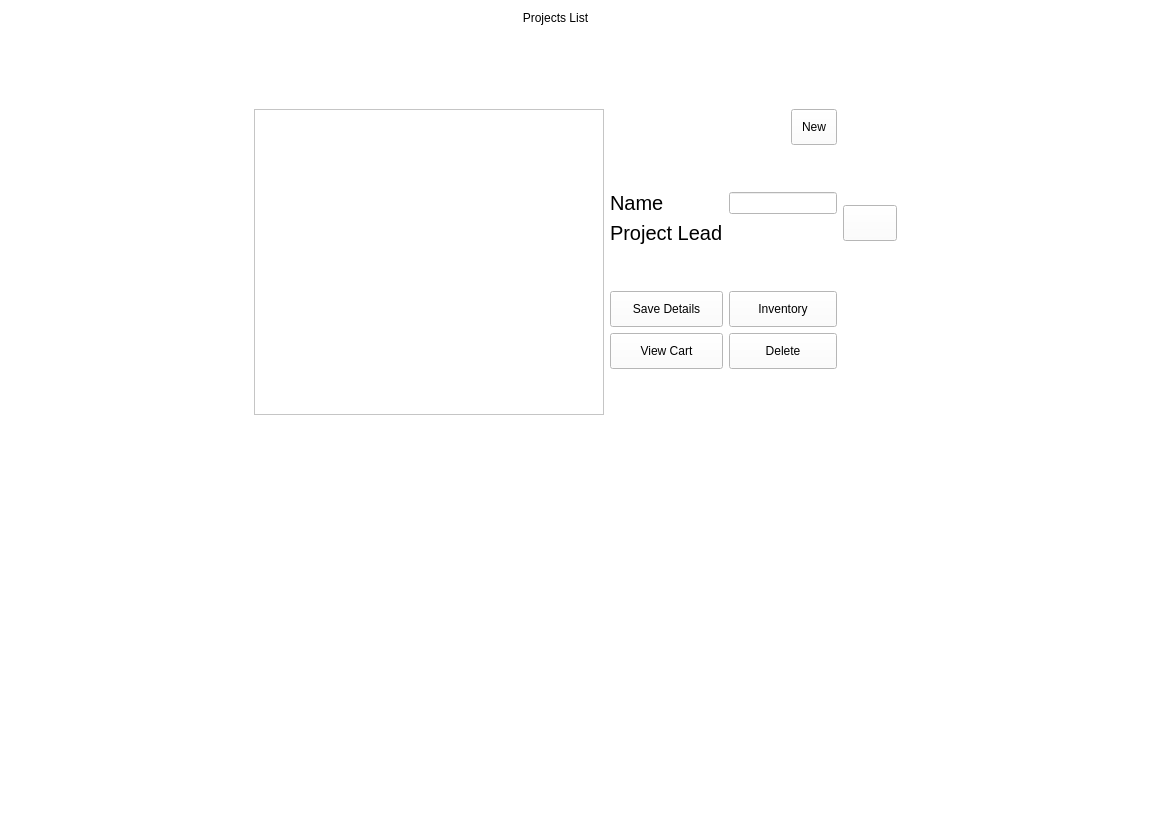
The window that projectsBrowser.ui (arc-bphc/sims-gui) describes before a commit, drawn with Qt 5.
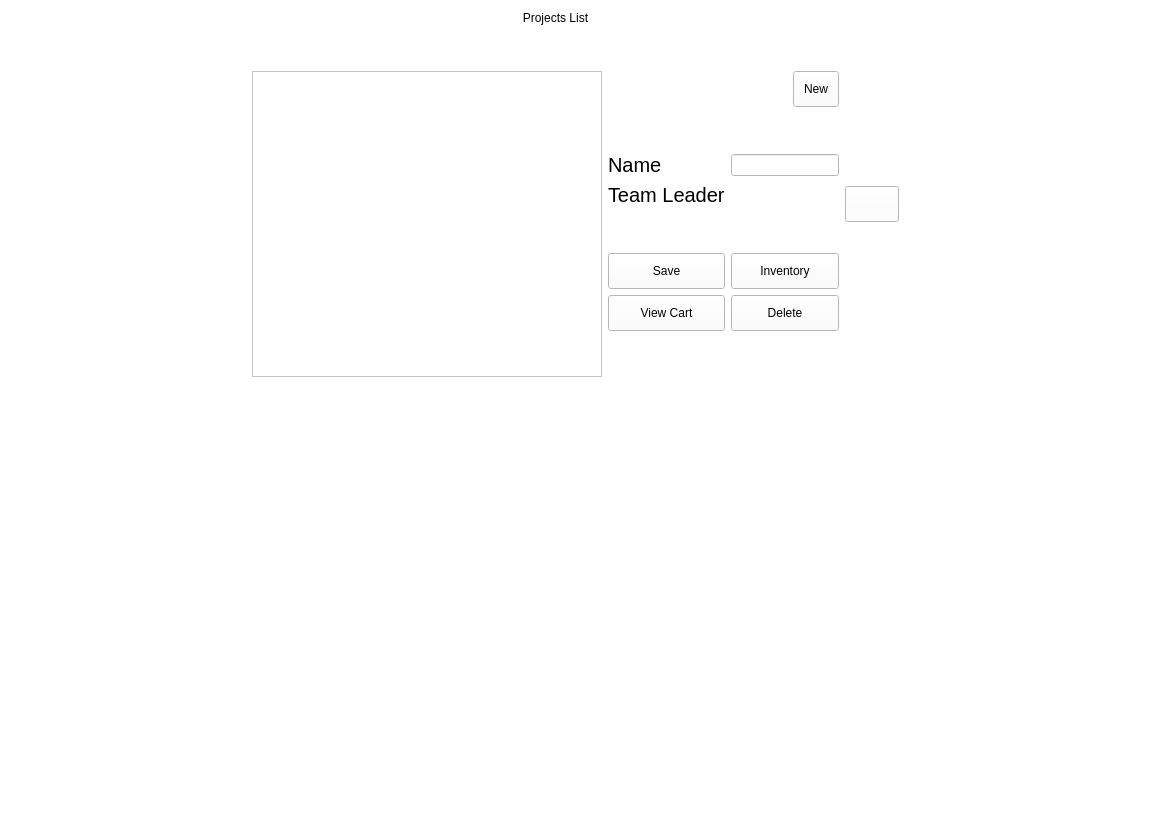
The same window after the commit. Icons and pictures are not drawn.

What changed in the file:
```diff
--- a/projectsBrowser.ui
+++ b/projectsBrowser.ui
@@ -53,7 +53,7 @@
           </font>
          </property>
          <property name="text">
-          <string>Project Lead</string>
+          <string>&lt;html&gt;&lt;head/&gt;&lt;body&gt;&lt;p&gt;Team Leader&lt;/p&gt;&lt;/body&gt;&lt;/html&gt;</string>
          </property>
         </widget>
        </item>
@@ -158,7 +158,7 @@
           <enum>Qt::NoFocus</enum>
          </property>
          <property name="text">
-          <string>Save Details</string>
+          <string>Save</string>
          </property>
         </widget>
        </item>
@@ -260,7 +260,7 @@
      </property>
     </spacer>
    </item>
-   <item row="4" column="1">
+   <item row="6" column="1">
     <spacer name="verticalSpacer_4">
      <property name="orientation">
       <enum>Qt::Vertical</enum>
@@ -286,7 +286,7 @@
      </property>
     </spacer>
    </item>
-   <item row="2" column="1">
+   <item row="3" column="1">
     <widget class="QLabel" name="status">
      <property name="text">
       <string/>
@@ -296,6 +296,32 @@
      </property>
     </widget>
    </item>
+   <item row="2" column="1">
+    <spacer name="verticalSpacer_6">
+     <property name="orientation">
+      <enum>Qt::Vertical</enum>
+     </property>
+     <property name="sizeHint" stdset="0">
+      <size>
+       <width>20</width>
+       <height>40</height>
+      </size>
+     </property>
+    </spacer>
+   </item>
+   <item row="5" column="1">
+    <spacer name="verticalSpacer_7">
+     <property name="orientation">
+      <enum>Qt::Vertical</enum>
+     </property>
+     <property name="sizeHint" stdset="0">
+      <size>
+       <width>20</width>
+       <height>40</height>
+      </size>
+     </property>
+    </spacer>
+   </item>
    <item row="1" column="2">
     <widget class="QPushButton" name="pushButton">
      <property name="focusPolicy">
@@ -329,6 +355,19 @@
      </property>
     </widget>
    </item>
+   <item row="4" column="1">
+    <spacer name="verticalSpacer_8">
+     <property name="orientation">
+      <enum>Qt::Vertical</enum>
+     </property>
+     <property name="sizeHint" stdset="0">
+      <size>
+       <width>20</width>
+       <height>40</height>
+      </size>
+     </property>
+    </spacer>
+   </item>
   </layout>
  </widget>
  <resources/>
```
Left out of the diff: 4 changed lines with no effect on the pictures.
